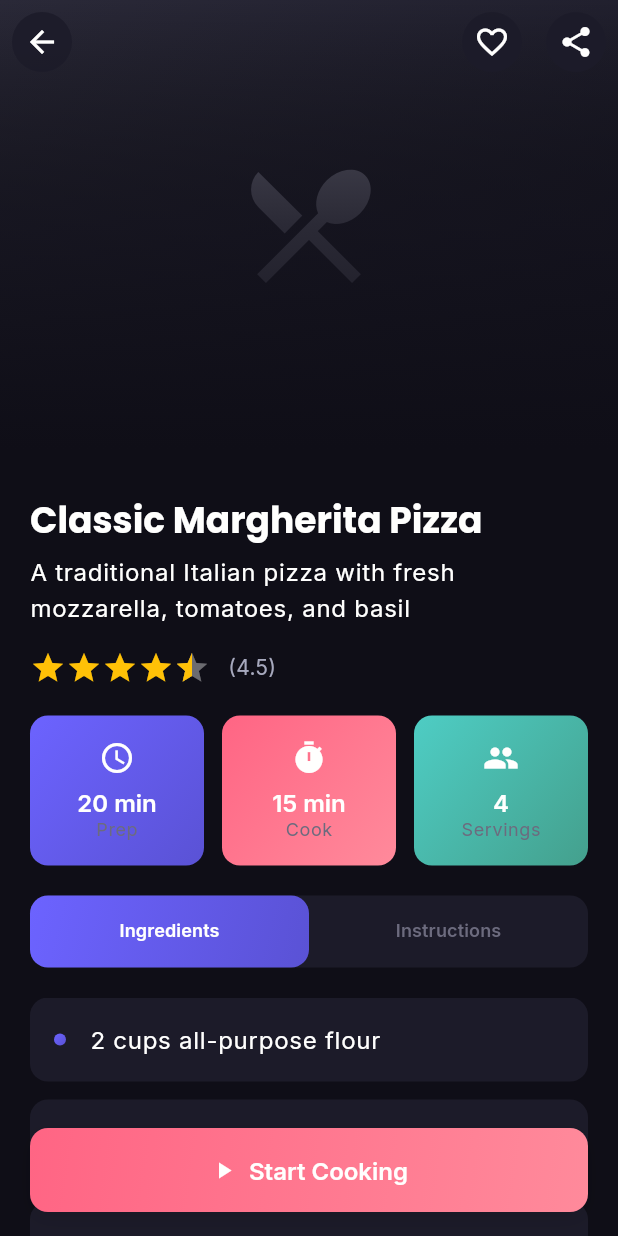
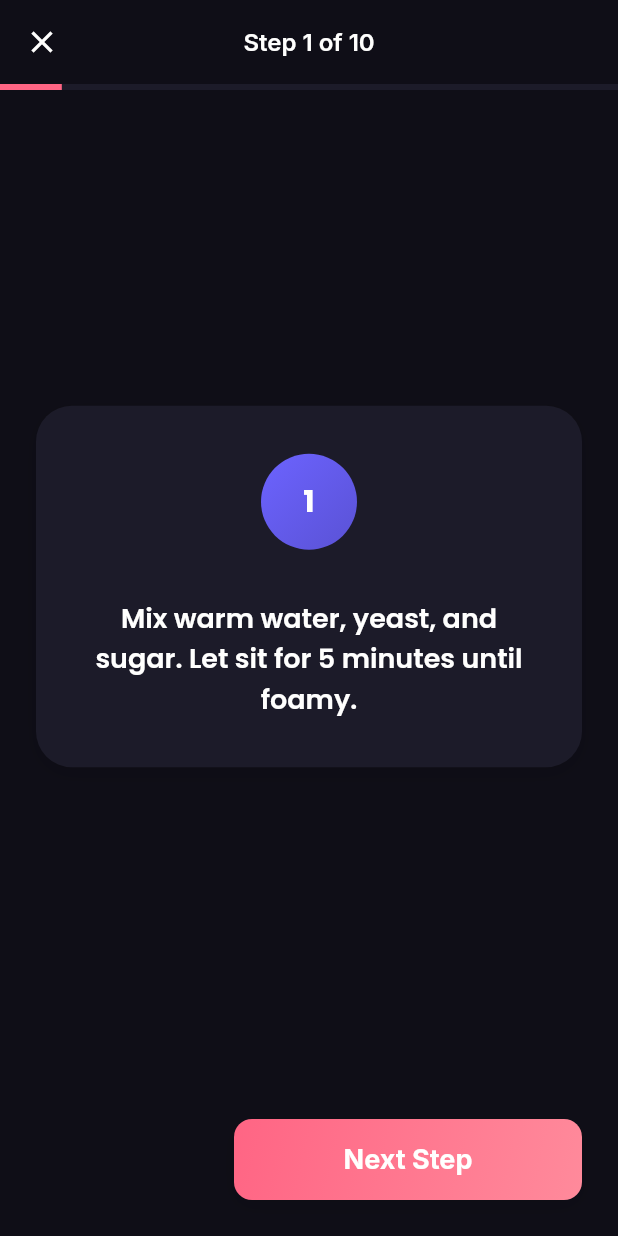
Before and after one commit to dineshkokare123/ai_recipe_app, a Flutter app: the RecipeDetailScreen screen opened directly with sample values from the repository, after a tap on "Start Cooking", on a phone screen of 412 x 824 dp. Run offline on Flutter 3.47's test engine with Material 3 defaults, Android fonts, the phone set to English and light mode, and no system bars; drawn by our look-alikes of flutter_rating_bar; our stand-ins replace cached_network_image, chewie, flutter_staggered_animations, google_fonts, google_generative_ai, hive and 2 more; accounts and stored records are empty.

Commit message:
added the recipe page logic

```diff
--- a/lib/config/api_config.dart
+++ b/lib/config/api_config.dart
@@ -10,7 +10,7 @@ class ApiConfig {
   // Get your key from: https://makersuite.google.com/app/apikey
   static const String geminiApiKey = String.fromEnvironment(
     'GEMINI_API_KEY',
-    defaultValue: 'AIzaSyABbDG8WNdZj-MjyrBO7JEHKBENTiZeErk',
+    defaultValue: 'YOUR_GEMINI_API_KEY',
   );
 
   // Check if API key is configured
--- /dev/null
+++ b/lib/screens/cooking_mode_screen.dart
@@ -0,0 +1,211 @@
+import 'package:flutter/material.dart';
+import '../models/recipe_model.dart';
+import '../theme/app_theme.dart';
+
+class CookingModeScreen extends StatefulWidget {
+  final Recipe recipe;
+
+  const CookingModeScreen({super.key, required this.recipe});
+
+  @override
+  State<CookingModeScreen> createState() => _CookingModeScreenState();
+}
+
+class _CookingModeScreenState extends State<CookingModeScreen> {
+  int _currentStep = 0;
+  late PageController _pageController;
+
+  @override
+  void initState() {
+    super.initState();
+    _pageController = PageController();
+  }
+
+  @override
+  void dispose() {
+    _pageController.dispose();
+    super.dispose();
+  }
+
+  void _nextStep() {
+    if (_currentStep < widget.recipe.instructions.length - 1) {
+      _pageController.nextPage(
+        duration: const Duration(milliseconds: 300),
+        curve: Curves.easeInOut,
+      );
+      setState(() {
+        _currentStep++;
+      });
+    } else {
+      // Finish cooking
+      Navigator.pop(context);
+      ScaffoldMessenger.of(context).showSnackBar(
+        const SnackBar(
+          content: Text('Cooking completed! Bon appétit! 🎉'),
+          backgroundColor: AppTheme.secondaryColor,
+        ),
+      );
+    }
+  }
+
+  void _previousStep() {
+    if (_currentStep > 0) {
+      _pageController.previousPage(
+        duration: const Duration(milliseconds: 300),
+        curve: Curves.easeInOut,
+      );
+      setState(() {
+        _currentStep--;
+      });
+    }
+  }
+
+  @override
+  Widget build(BuildContext context) {
+    return Scaffold(
+      backgroundColor: AppTheme.backgroundColor,
+      appBar: AppBar(
+        backgroundColor: Colors.transparent,
+        elevation: 0,
+        leading: IconButton(
+          icon: const Icon(Icons.close),
+          onPressed: () => Navigator.pop(context),
+        ),
+        title: Text(
+          'Step ${_currentStep + 1} of ${widget.recipe.instructions.length}',
+          style: Theme.of(context).textTheme.titleLarge,
+        ),
+        centerTitle: true,
+      ),
+      body: Column(
+        children: [
+          // Progress Indicator
+          LinearProgressIndicator(
+            value: (_currentStep + 1) / widget.recipe.instructions.length,
+            backgroundColor: AppTheme.surfaceColor,
+            valueColor: const AlwaysStoppedAnimation<Color>(
+              AppTheme.secondaryColor,
+            ),
+          ),
+
+          Expanded(
+            child: PageView.builder(
+              controller: _pageController,
+              physics:
+                  const NeverScrollableScrollPhysics(), // Disable swipe to enforce button usage
+              itemCount: widget.recipe.instructions.length,
+              itemBuilder: (context, index) {
+                return Padding(
+                  padding: const EdgeInsets.all(24.0),
+                  child: Column(
+                    mainAxisAlignment: MainAxisAlignment.center,
+                    children: [
+                      Container(
+                        padding: const EdgeInsets.all(32),
+                        decoration: BoxDecoration(
+                          color: AppTheme.surfaceColor,
+                          borderRadius: BorderRadius.circular(24),
+                          boxShadow: AppTheme.softShadow,
+                        ),
+                        child: Column(
+                          children: [
+                            Container(
+                              width: 64,
+                              height: 64,
+                              decoration: const BoxDecoration(
+                                gradient: AppTheme.primaryGradient,
+                                shape: BoxShape.circle,
+                              ),
+                              child: Center(
+                                child: Text(
+                                  '${index + 1}',
+                                  style: Theme.of(context)
+                                      .textTheme
+                                      .headlineMedium
+                                      ?.copyWith(
+                                        color: Colors.white,
+                                        fontWeight: FontWeight.bold,
+                                      ),
+                                ),
+                              ),
+                            ),
+                            const SizedBox(height: 32),
+                            Text(
+                              widget.recipe.instructions[index],
+                              style: Theme.of(
+                                context,
+                              ).textTheme.headlineSmall?.copyWith(height: 1.5),
+                              textAlign: TextAlign.center,
+                            ),
+                          ],
+                        ),
+                      ),
+                    ],
+                  ),
+                );
+              },
+            ),
+          ),
+
+          // Controls
+          Padding(
+            padding: const EdgeInsets.all(24.0),
+            child: Row(
+              children: [
+                if (_currentStep > 0)
+                  Expanded(
+                    child: OutlinedButton(
+                      onPressed: _previousStep,
+                      style: OutlinedButton.styleFrom(
+                        padding: const EdgeInsets.symmetric(vertical: 16),
+                        side: const BorderSide(color: AppTheme.textTertiary),
+                        shape: RoundedRectangleBorder(
+                          borderRadius: BorderRadius.circular(12),
+                        ),
+                      ),
+                      child: const Text('Previous'),
+                    ),
+                  )
+                else
+                  const Spacer(),
+
+                const SizedBox(width: 16),
+
+                Expanded(
+                  flex: 2,
+                  child: Container(
+                    decoration: BoxDecoration(
+                      gradient: AppTheme.secondaryGradient,
+                      borderRadius: BorderRadius.circular(12),
+                      boxShadow: AppTheme.softShadow,
+                    ),
+                    child: ElevatedButton(
+                      onPressed: _nextStep,
+                      style: ElevatedButton.styleFrom(
+                        backgroundColor: Colors.transparent,
+                        shadowColor: Colors.transparent,
+                        padding: const EdgeInsets.symmetric(vertical: 16),
+                        shape: RoundedRectangleBorder(
+                          borderRadius: BorderRadius.circular(12),
+                        ),
+                      ),
+                      child: Text(
+                        _currentStep == widget.recipe.instructions.length - 1
+                            ? 'Finish Cooking'
+                            : 'Next Step',
+                        style: const TextStyle(
+                          fontSize: 18,
+                          fontWeight: FontWeight.bold,
+                        ),
+                      ),
+                    ),
+                  ),
+                ),
+              ],
+            ),
+          ),
+        ],
+      ),
+    );
+  }
+}
--- a/lib/screens/recipe_detail_screen.dart
+++ b/lib/screens/recipe_detail_screen.dart
@@ -5,6 +5,7 @@ import 'package:share_plus/share_plus.dart';
 import '../models/recipe_model.dart';
 import '../providers/recipe_provider.dart';
 import '../theme/app_theme.dart';
+import 'cooking_mode_screen.dart';
 
 class RecipeDetailScreen extends StatefulWidget {
   final Recipe recipe;
@@ -491,7 +492,13 @@ class _RecipeDetailScreenState extends State<RecipeDetailScreen>
               ),
               child: ElevatedButton.icon(
                 onPressed: () {
-                  // Start cooking mode
+                  Navigator.push(
+                    context,
+                    MaterialPageRoute(
+                      builder: (context) =>
+                          CookingModeScreen(recipe: widget.recipe),
+                    ),
+                  );
                 },
                 style: ElevatedButton.styleFrom(
                   backgroundColor: Colors.transparent,
```
Also changed, not shown: 5 other files.
